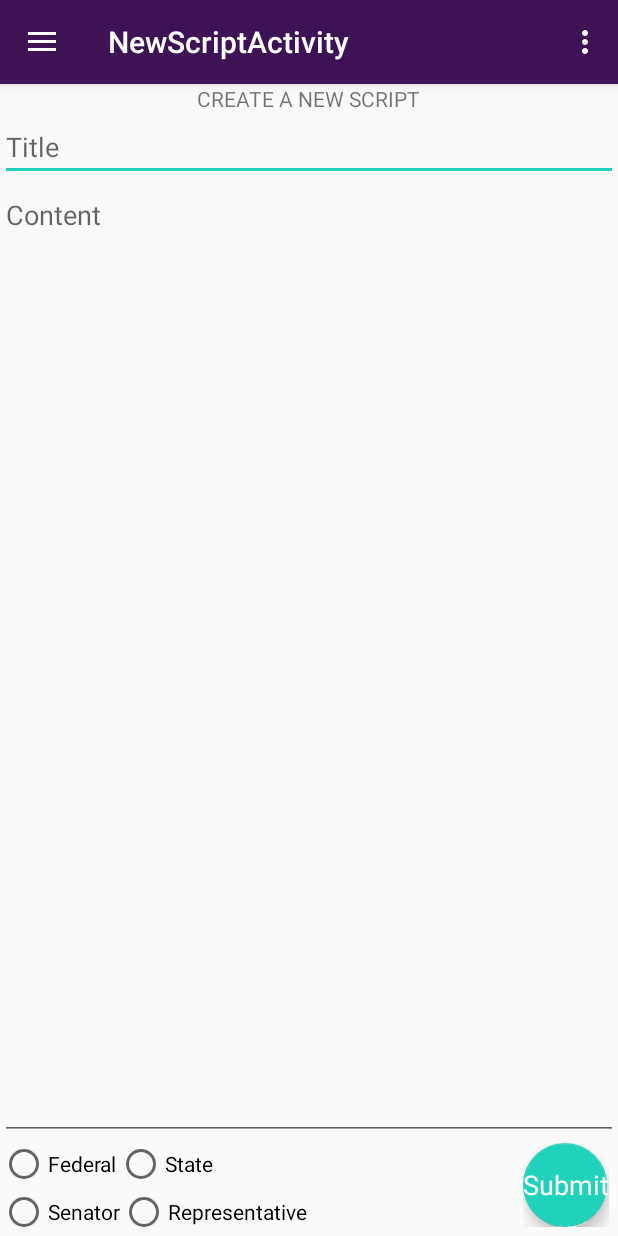
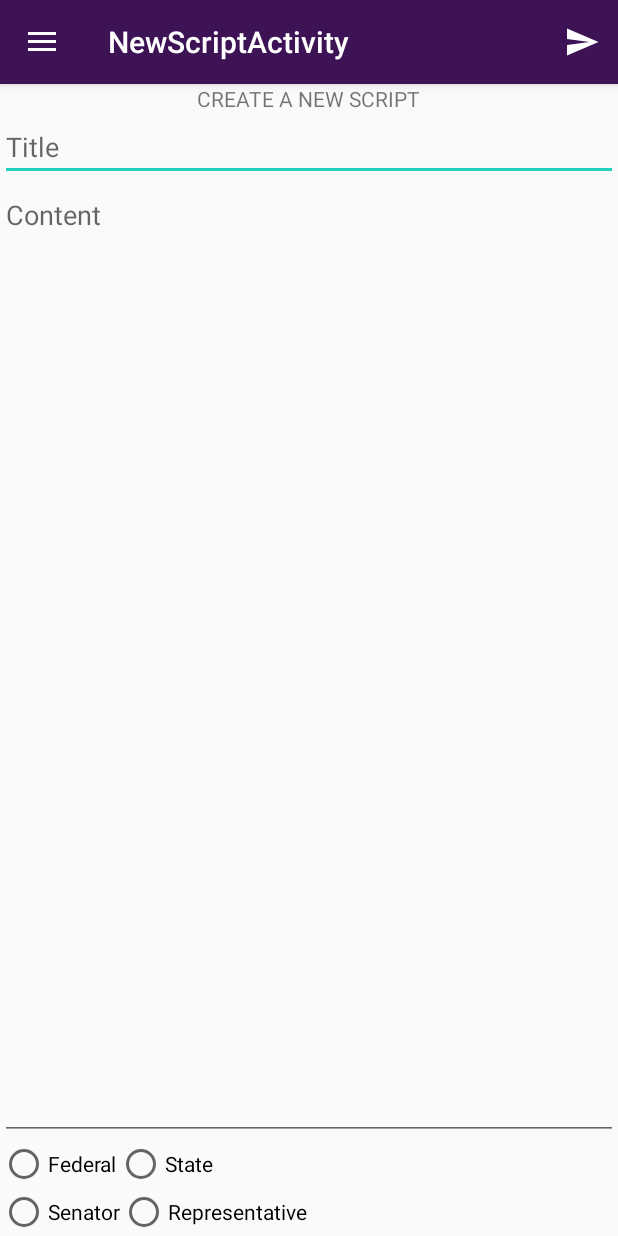
Before and after one commit to ProjectGadfly/GF-Android, an Android app: the NewScriptActivity screen opened directly, with no data from a screen before it, on a phone screen of 412 x 824 dp. Run offline under Robolectric (Android 15) with nearby library versions, the phone set to English and light mode, and no system bars.

Commit message:
Added share intent

```diff
--- a/app/src/main/java/com/forvm/gadfly/projectgadfly/HomeFragment.java
+++ b/app/src/main/java/com/forvm/gadfly/projectgadfly/HomeFragment.java
@@ -21,8 +21,6 @@ public class HomeFragment extends Fragment {
     private SharedPreferences.Editor editor;
     @Override
     public View onCreateView(LayoutInflater inflater, ViewGroup container, final Bundle savedInstanceState) {
-        sharedPreferences = getContext().getSharedPreferences("ActivityPREF", Context.MODE_PRIVATE);
-        editor = sharedPreferences.edit();
         v = inflater.inflate(R.layout.home_fragment, container, false);
         return v;
     }
--- a/app/src/main/res/drawable-v21/ic_menu_send.xml
+++ b/app/src/main/res/drawable-v21/ic_menu_send.xml
@@ -4,6 +4,6 @@
     android:viewportHeight="24.0"
     android:viewportWidth="24.0">
     <path
-        android:fillColor="#FF000000"
+        android:fillColor="#FFFF"
         android:pathData="M2.01,21L23,12 2.01,3 2,10l15,2 -15,2z" />
 </vector>
--- a/app/src/main/res/layout/activity_new_script.xml
+++ b/app/src/main/res/layout/activity_new_script.xml
@@ -20,6 +20,6 @@
         android:layout_gravity="start"
         android:fitsSystemWindows="true"
         app:headerLayout="@layout/nav_header_main"
-        app:menu="@menu/activity_new_script_drawer" />
+        app:menu="@menu/activity_main_drawer" />
 
 </android.support.v4.widget.DrawerLayout>
--- a/app/src/main/res/layout/app_bar_new_script.xml
+++ b/app/src/main/res/layout/app_bar_new_script.xml
@@ -21,26 +21,5 @@
     </android.support.design.widget.AppBarLayout>
 
     <include layout="@layout/content_new_script" />
-    <FrameLayout
-        android:layout_width="wrap_content"
-        android:layout_height="wrap_content"
-        android:layout_gravity="bottom|end"
-        android:layout_margin="6dp">
-
-        <android.support.design.widget.FloatingActionButton
-            android:layout_width="wrap_content"
-            android:layout_height="wrap_content"
-            android:id="@+id/fab"
-            android:src="@android:color/transparent" />
-
-        <TextView
-            android:layout_width="wrap_content"
-            android:layout_height="wrap_content"
-            android:layout_gravity="center"
-            android:text="Submit"
-            android:elevation="16dp"
-            android:textColor="@android:color/white"
-            android:textAppearance="?android:attr/textAppearanceMedium" />
-    </FrameLayout>
 
 </android.support.design.widget.CoordinatorLayout>
--- a/app/src/main/res/menu/activity_new_script_drawer.xml
+++ /dev/null
@@ -1,36 +0,0 @@
-<?xml version="1.0" encoding="utf-8"?>
-<menu xmlns:android="http://schemas.android.com/apk/res/android">
-
-    <group android:checkableBehavior="single">
-        <item
-            android:id="@+id/nav_camera"
-            android:icon="@drawable/ic_menu_camera"
-            android:title="Import" />
-        <item
-            android:id="@+id/nav_gallery"
-            android:icon="@drawable/ic_menu_gallery"
-            android:title="Gallery" />
-        <item
-            android:id="@+id/nav_slideshow"
-            android:icon="@drawable/ic_menu_slideshow"
-            android:title="Slideshow" />
-        <item
-            android:id="@+id/nav_manage"
-            android:icon="@drawable/ic_menu_manage"
-            android:title="Tools" />
-    </group>
-
-    <item android:title="Communicate">
-        <menu>
-            <item
-                android:id="@+id/nav_share"
-                android:icon="@drawable/ic_menu_share"
-                android:title="Share" />
-            <item
-                android:id="@+id/nav_send"
-                android:icon="@drawable/ic_menu_send"
-                android:title="Send" />
-        </menu>
-    </item>
-
-</menu>
--- a/app/src/main/res/menu/new_script.xml
+++ b/app/src/main/res/menu/new_script.xml
@@ -2,8 +2,17 @@
 <menu xmlns:android="http://schemas.android.com/apk/res/android"
     xmlns:app="http://schemas.android.com/apk/res-auto">
     <item
-        android:id="@+id/action_settings"
+        android:id="@+id/action_submit"
         android:orderInCategory="100"
-        android:title="@string/action_settings"
-        app:showAsAction="never" />
+        android:title="SUBMIT"
+        android:icon="@drawable/ic_menu_send"
+        app:showAsAction="always" />
+    <item
+        android:id="@+id/action_share"
+        android:orderInCategory="100"
+        android:title="SHARE"
+        android:icon="@drawable/ic_menu_share"
+        app:showAsAction="always"
+        android:visible="false"
+        android:actionProviderClass="android.widget.ShareActionProvider"/>
 </menu>
```
Also changed, not shown: app/src/main/java/com/forvm/gadfly/projectgadfly/NewScriptActivity.java (+31 -24 lines), app/src/main/java/com/forvm/gadfly/projectgadfly/ScriptSuccess.java (+52 -2 lines), app/src/main/ic_send-web.png (added), app/src/main/res/mipmap-hdpi/ic_send.png (added), app/src/main/res/mipmap-mdpi/ic_send.png (added), app/src/main/res/mipmap-xhdpi/ic_send.png (added), app/src/main/res/mipmap-xxhdpi/ic_send.png (added), app/src/main/res/mipmap-xxxhdpi/ic_send.png (added).
